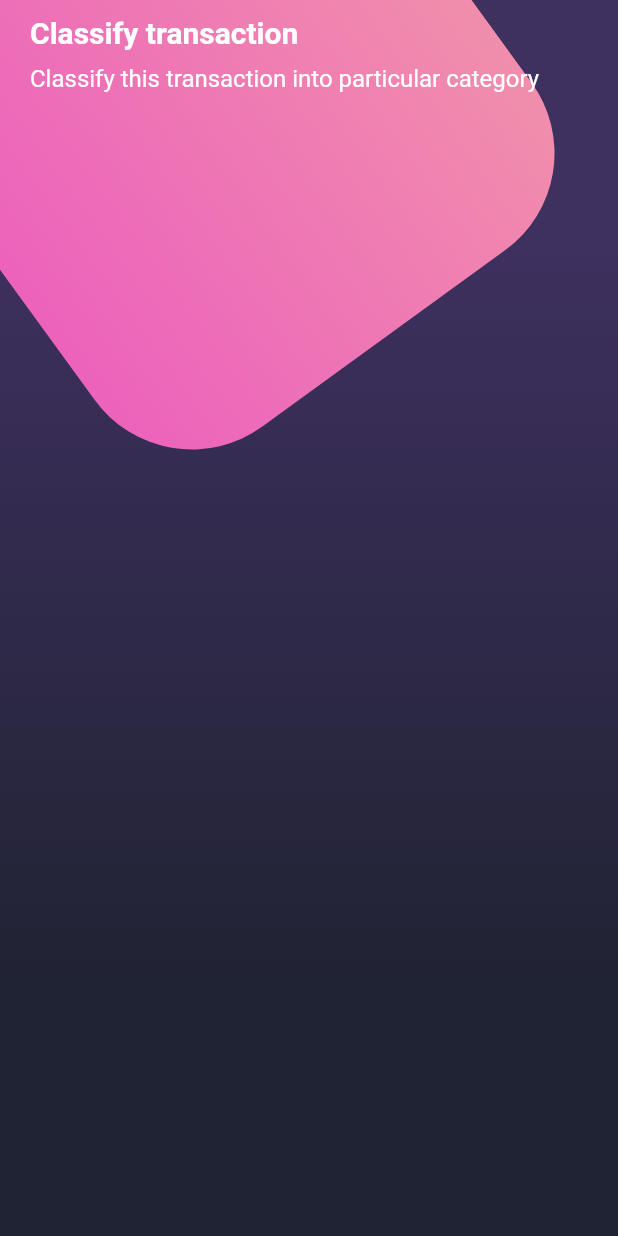
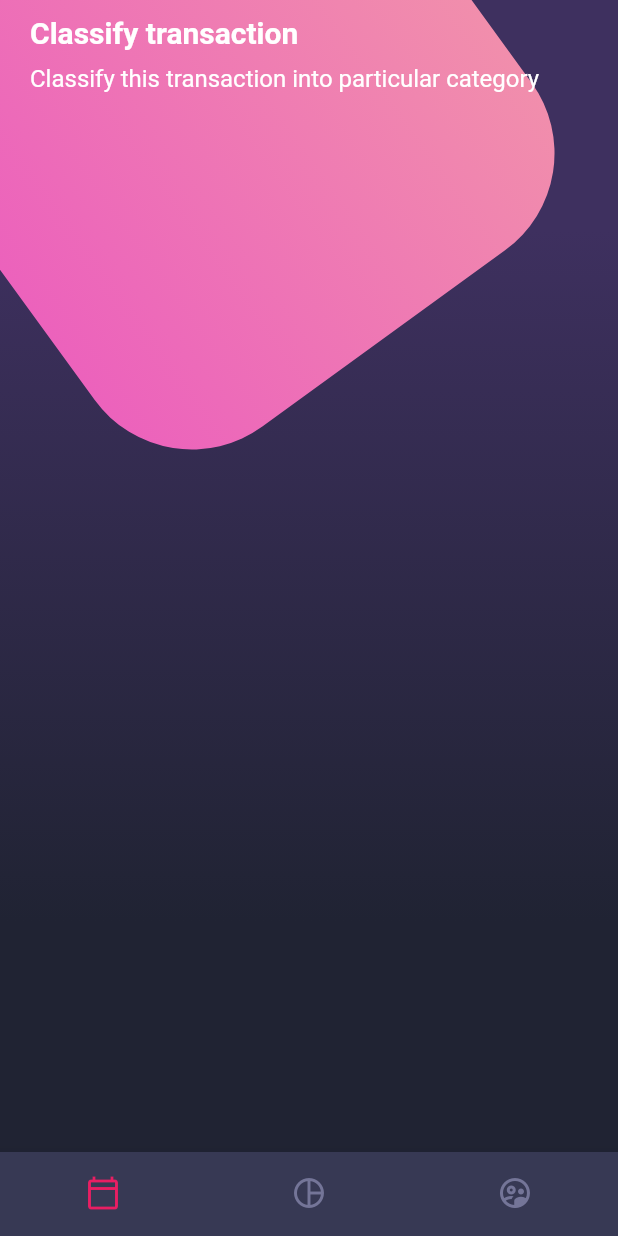
Before and after one commit to chicho69-cesar/flutter-designs, a Flutter app: the screen it shows after launch, on a phone screen of 412 x 824 dp. Run offline on Flutter 3.47's test engine with Material 2 defaults, Android fonts, the phone set to English and light mode, and no system bars.

Commit message:
Custom Bottom Navigation Bar finished

```diff
--- a/lib/screens/home_screen.dart
+++ b/lib/screens/home_screen.dart
@@ -1,6 +1,7 @@
 import 'package:flutter/material.dart';
 
 import 'package:designs/widgets/background.dart';
+import 'package:designs/widgets/custom_bottom_navigation.dart';
 import 'package:designs/widgets/page_title.dart';
 
 class HomeScreen extends StatelessWidget {
@@ -13,11 +14,11 @@ class HomeScreen extends StatelessWidget {
         children: const [
           // Background
           Background(),
-
           // Home body
           _HomeBody(),
         ],
       ),
+      bottomNavigationBar: const CustomBottomNavigationBar(),
     );
   }
 }
--- /dev/null
+++ b/lib/widgets/custom_bottom_navigation.dart
@@ -0,0 +1,34 @@
+import 'package:flutter/material.dart';
+
+class CustomBottomNavigationBar extends StatelessWidget {
+  const CustomBottomNavigationBar({super.key});
+
+  @override
+  Widget build(BuildContext context) {
+    return BottomNavigationBar(
+      // Ocultamos los labels de los items del bottom navigation bar
+      showSelectedLabels: false,
+      showUnselectedLabels: false,
+      // Cambiamos los colores del bottom navigation bar
+      selectedItemColor: Colors.pink,
+      backgroundColor: const Color.fromRGBO(55, 57, 84, 1),
+      unselectedItemColor: const Color.fromRGBO(116, 117, 152, 1),
+      // La propiedad currentIndex nos sirve para decir cual es el elemento activo del menu
+      currentIndex: 0,
+      items: const [
+        BottomNavigationBarItem(
+          icon: Icon(Icons.calendar_today_outlined),
+          label: 'Calendario'
+        ),
+        BottomNavigationBarItem(
+          icon: Icon(Icons.pie_chart_outline),
+          label: 'Grafica'
+        ),
+        BottomNavigationBarItem(
+          icon: Icon(Icons.supervised_user_circle_outlined),
+          label: 'Usuarios'
+        ),
+      ],
+    );
+  }
+}
```
